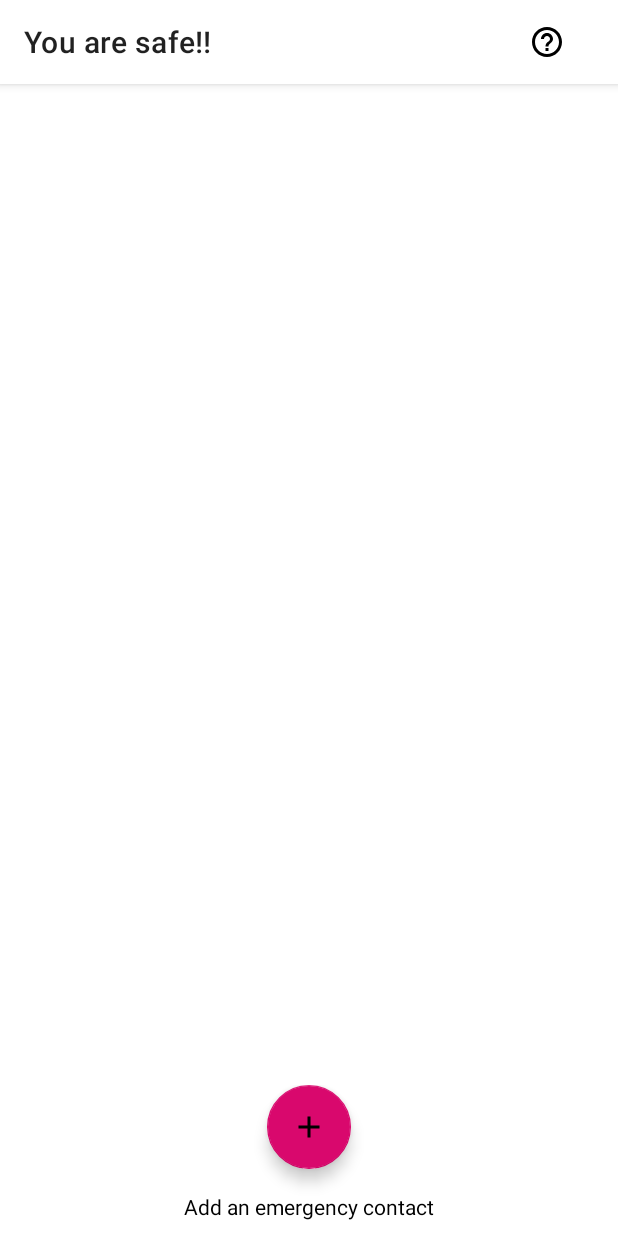
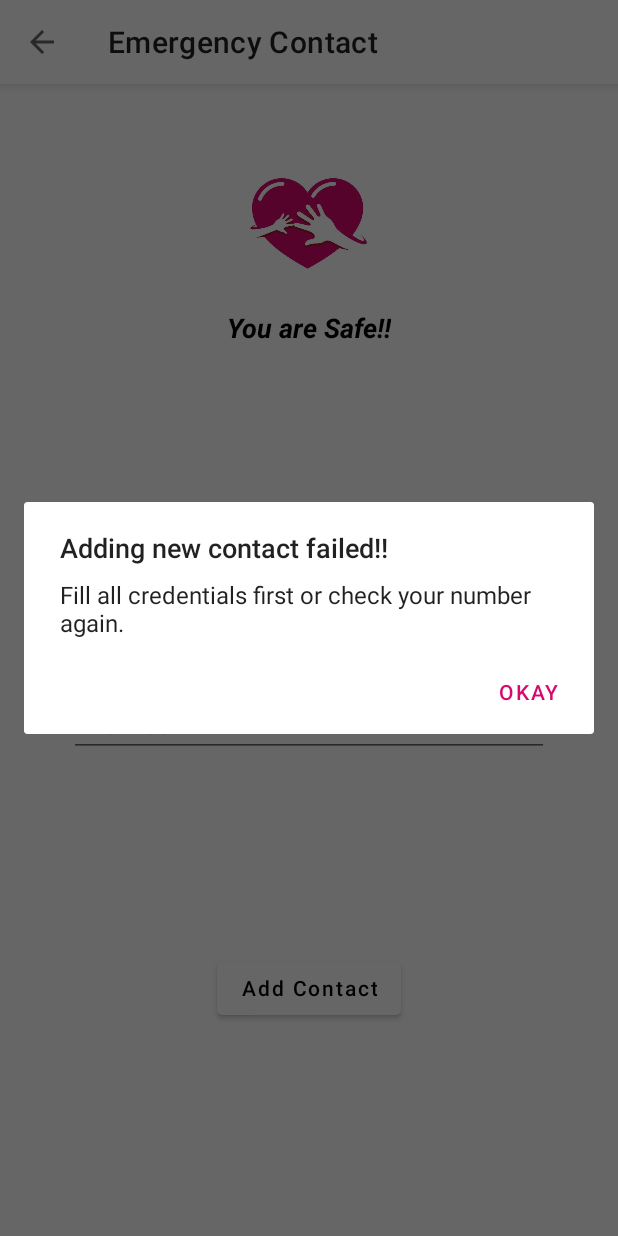
Before and after one commit to IamBansal/You_are_safe, an Android app: the AddContact screen opened directly, with no data from a screen before it, after a tap on "Add Contact", on a phone screen of 412 x 824 dp. Run offline under Robolectric (Android 15) with nearby library versions, the phone set to English and light mode, and no system bars; our stand-ins replace Firebase (no records; nobody signed in at launch, a user with empty details on screens opened directly).

```diff
--- a/app/src/main/java/com/example/safetyapp/AddContact.kt
+++ b/app/src/main/java/com/example/safetyapp/AddContact.kt
@@ -3,9 +3,11 @@ package com.example.safetyapp
 import android.content.Intent
 import androidx.appcompat.app.AppCompatActivity
 import android.os.Bundle
+import android.text.TextUtils
 import android.widget.Button
 import android.widget.EditText
 import android.widget.Toast
+import androidx.appcompat.app.AlertDialog
 import androidx.appcompat.widget.Toolbar
 import com.google.firebase.auth.FirebaseAuth
 import com.google.firebase.database.FirebaseDatabase
@@ -55,7 +57,15 @@ class AddContact : AppCompatActivity() {
         map["relation"] = relationText
         map["number"] = numberText
 
-        //Updating user's info to realtime database
+        if (TextUtils.isEmpty(nameText) || TextUtils.isEmpty(relationText) || TextUtils.isEmpty(
+                numberText) || numberText.length != 10) {
+            val alert = AlertDialog.Builder(this)
+            alert.setTitle("Adding new contact failed!!")
+                .setMessage("Fill all credentials first or check your number again.")
+                .setPositiveButton("Okay") { _, _ -> }
+                .create()
+                .show()
+        } else {
             FirebaseDatabase.getInstance().reference.child("UsersSafety")
                 .child(firebaseAuth.currentUser!!.uid).child(numberText).updateChildren(map)
                 .addOnCompleteListener { task ->
@@ -76,3 +86,4 @@ class AddContact : AppCompatActivity() {
                 }
         }
     }
+}
--- a/app/src/main/res/layout/activity_add_contact.xml
+++ b/app/src/main/res/layout/activity_add_contact.xml
@@ -73,6 +73,8 @@
             android:id="@+id/etNumber"
             android:maxLines="1"
             android:ems="15"
+            android:maxLength="10"
+            android:minLines="1"
             android:padding="10dp"
             android:layout_margin="10dp"
             android:layout_gravity="center"
```
Lines whose indentation alone changed are shown as unchanged.
